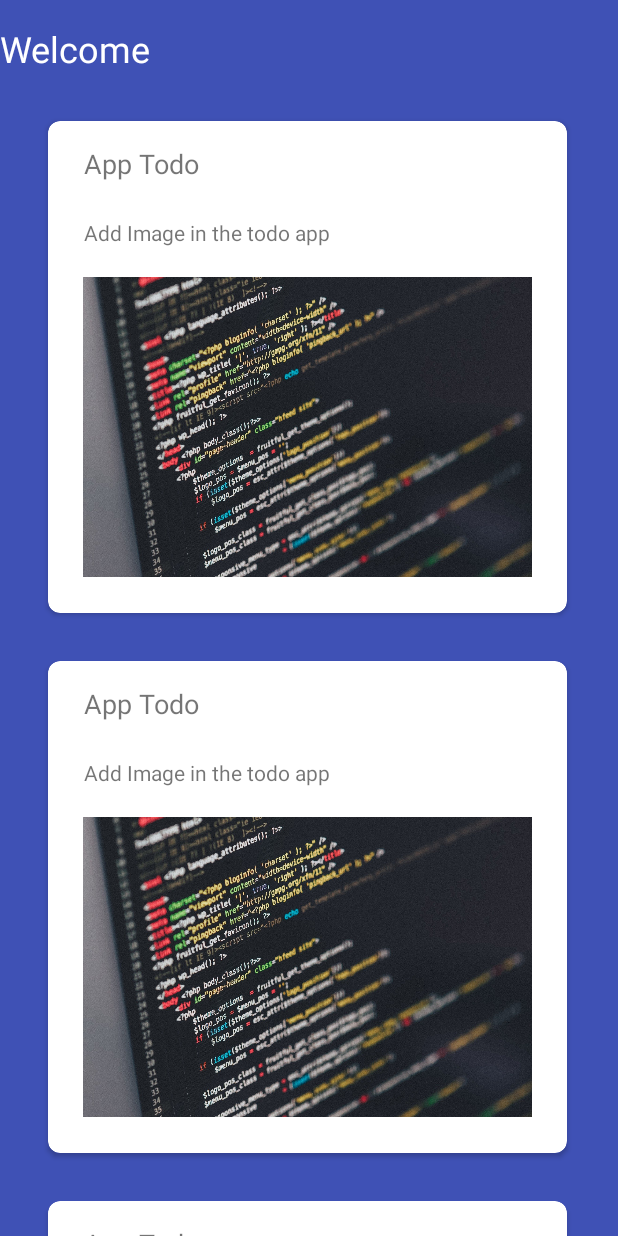
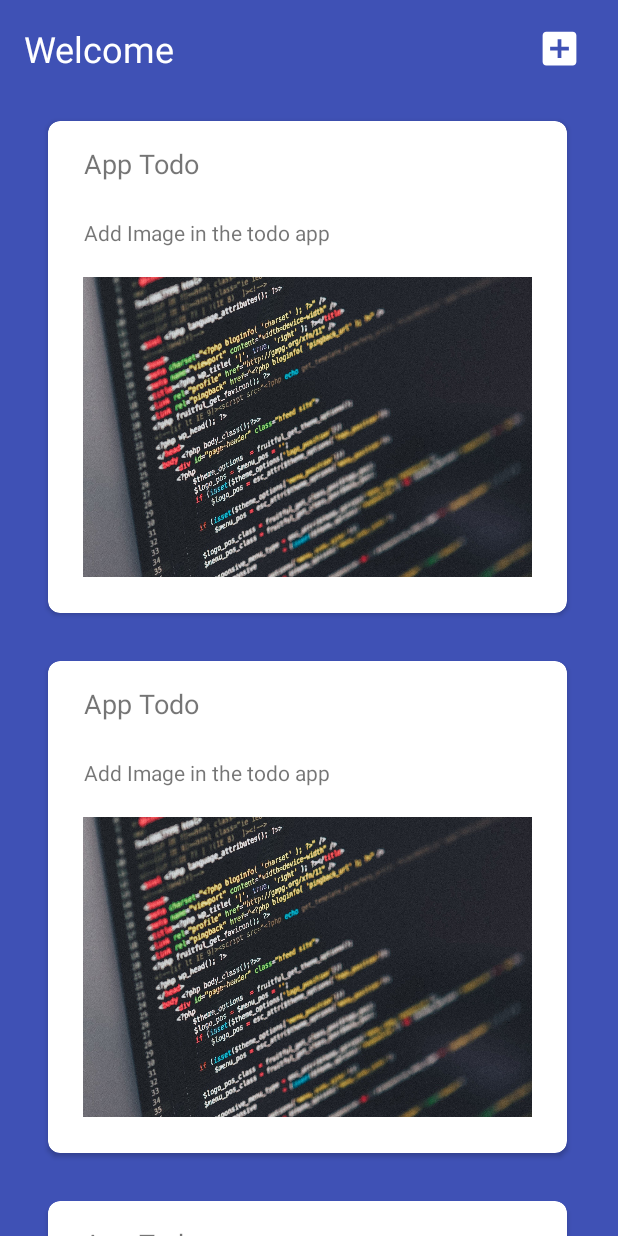
Before and after one commit to rockink/todoApp, an Android app: the layout activity_main.xml on its own in the app's theme, with its tools: preview values and no code run, on a phone screen of 412 x 824 dp. Run offline under Robolectric (Android 15) with nearby library versions, the phone set to English and light mode, and no system bars.

```diff
--- /dev/null
+++ b/app/src/main/res/drawable/add_image.xml
@@ -0,0 +1,5 @@
+<vector android:height="24dp" android:tint="#FFFFFF"
+    android:viewportHeight="24.0" android:viewportWidth="24.0"
+    android:width="24dp" xmlns:android="http://schemas.android.com/apk/res/android">
+    <path android:fillColor="#FF000000" android:pathData="M19,3L5,3c-1.11,0 -2,0.9 -2,2v14c0,1.1 0.89,2 2,2h14c1.1,0 2,-0.9 2,-2L21,5c0,-1.1 -0.9,-2 -2,-2zM17,13h-4v4h-2v-4L7,13v-2h4L11,7h2v4h4v2z"/>
+</vector>
--- a/app/src/main/res/layout/activity_main.xml
+++ b/app/src/main/res/layout/activity_main.xml
@@ -11,6 +11,8 @@
         android:id="@+id/appTitle"
         android:layout_width="wrap_content"
         android:layout_height="wrap_content"
+        android:layout_marginStart="16dp"
+        android:layout_marginLeft="16dp"
         android:layout_marginTop="16dp"
         android:text="Welcome"
         android:textColor="#FFFFFF"
@@ -31,5 +33,16 @@
         app:layout_constraintTop_toBottomOf="@+id/appTitle"
         tools:listitem="@layout/todo_layout" />
 
+    <ImageView
+        android:id="@+id/addButton"
+        android:layout_width="30dp"
+        android:layout_height="30dp"
+        android:layout_marginEnd="24dp"
+        android:layout_marginRight="24dp"
+        app:layout_constraintBottom_toTopOf="@+id/todoRecyclerView"
+        app:layout_constraintEnd_toEndOf="parent"
+        app:layout_constraintTop_toTopOf="@+id/appTitle"
+        app:srcCompat="@drawable/add_image" />
+
 
 </androidx.constraintlayout.widget.ConstraintLayout>
```
Also changed, not shown: app/src/main/java/com/proAndroid/todoapp/MainActivity.kt (+24 -19 lines).
